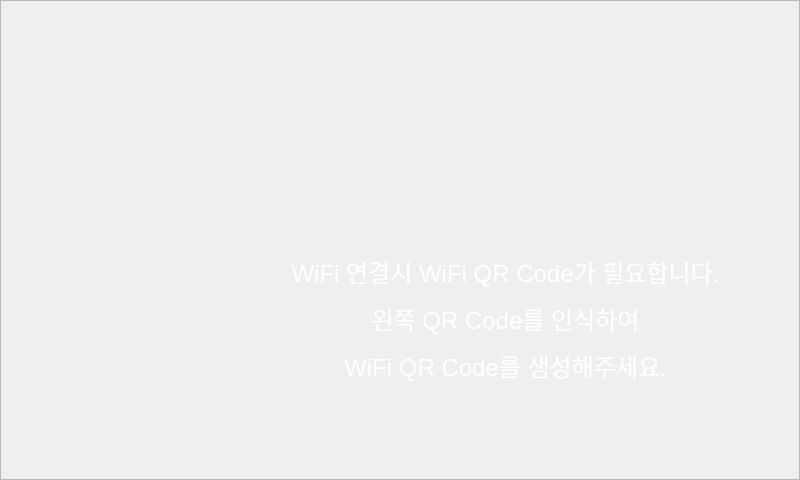
First picture: the form in set.ui, repository kangsy0058/NFC_2021_Kiosk, before the edit.
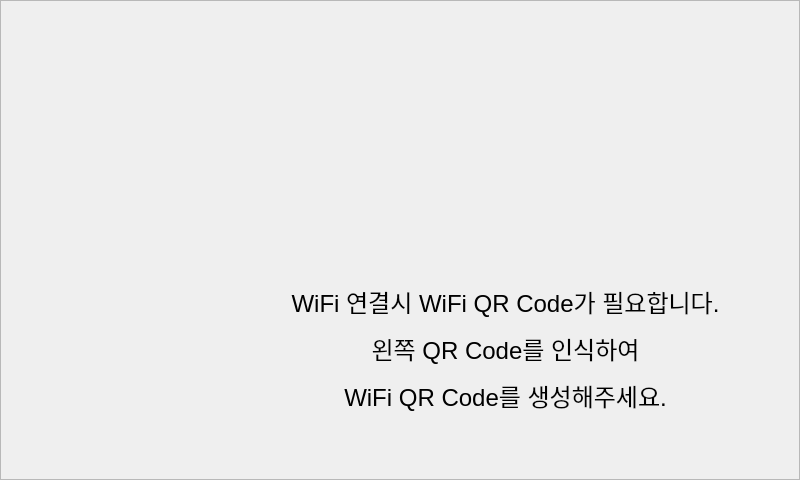
Second picture: the form after the edit. Icons and pictures are not drawn.

```diff
--- a/set.ui
+++ b/set.ui
@@ -33,9 +33,9 @@
     <property name="geometry">
      <rect>
       <x>40</x>
-      <y>90</y>
+      <y>150</y>
       <width>731</width>
-      <height>351</height>
+      <height>291</height>
      </rect>
     </property>
     <layout class="QVBoxLayout" name="verticalLayout">
@@ -144,7 +144,7 @@
           <enum>QFrame::NoFrame</enum>
          </property>
          <property name="text">
-          <string>&lt;html&gt;&lt;head/&gt;&lt;body&gt;&lt;p align=&quot;center&quot;&gt;&lt;span style=&quot; color:#ffffff;&quot;&gt;WiFi 연결시 WiFi QR Code가 필요합니다.&lt;/span&gt;&lt;/p&gt;&lt;p align=&quot;center&quot;&gt;&lt;span style=&quot; color:#ffffff;&quot;&gt;왼쪽 QR Code를 인식하여&lt;/span&gt;&lt;/p&gt;&lt;p align=&quot;center&quot;&gt;&lt;span style=&quot; color:#ffffff;&quot;&gt;WiFi QR Code를 생성해주세요.&lt;/span&gt;&lt;/p&gt;&lt;/body&gt;&lt;/html&gt;</string>
+          <string>&lt;html&gt;&lt;head/&gt;&lt;body&gt;&lt;p align=&quot;center&quot;&gt;&lt;span style=&quot; color:#000000;&quot;&gt;WiFi 연결시 WiFi QR Code가 필요합니다.&lt;/span&gt;&lt;/p&gt;&lt;p align=&quot;center&quot;&gt;&lt;span style=&quot; color:#000000;&quot;&gt;왼쪽 QR Code를 인식하여&lt;/span&gt;&lt;/p&gt;&lt;p align=&quot;center&quot;&gt;&lt;span style=&quot; color:#000000;&quot;&gt;WiFi QR Code를 생성해주세요.&lt;/span&gt;&lt;/p&gt;&lt;/body&gt;&lt;/html&gt;</string>
          </property>
         </widget>
        </item>
```
